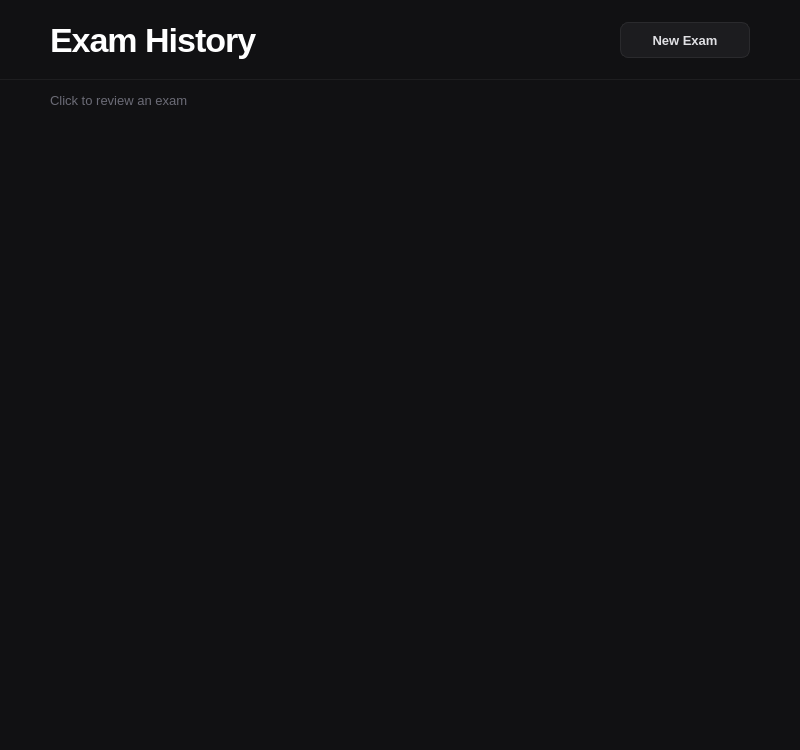
Before: the Qt Designer form src/ui/exam/history/history.ui in DIDimov24/Aethera, drawn with Qt 5.
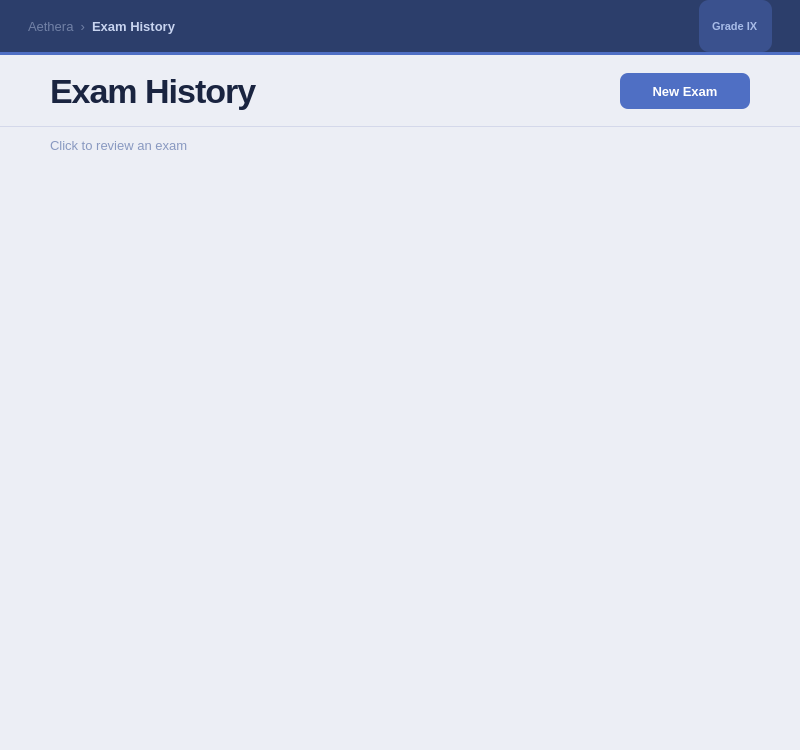
After: the same form once the commit is applied.

Commit message: Change color palette and fix ui bugs, close #26

What changed in the file:
```diff
--- a/src/ui/exam/history/history.ui
+++ b/src/ui/exam/history/history.ui
@@ -5,21 +5,26 @@
   <property name="geometry"><rect><x>0</x><y>0</y><width>800</width><height>750</height></rect></property>
   <property name="styleSheet">
    <string notr="true">
-QWidget#History { background-color: #111113; }
-QWidget#examHistoryHeader { background-color: #111113; border-bottom: 1px solid #1e1e20; }
-QLabel#labelExamHistoryTitle { color: #ffffff; font-size: 34px; font-weight: 700; letter-spacing: -1px; }
-QLabel#labelReviewHint { color: #6b6b76; font-size: 13px; }
+QWidget#History { background-color: #eceef5; }
+QWidget#topBar { background-color: #2c3e6b; }
+QLabel#labelTopBarPage { color: #c8d4f0; font-size: 13px; font-weight: 600; }
+QLabel#labelTopBarBreadcrumb { color: rgba(200,212,240,0.45); font-size: 13px; }
+QLabel#labelTopBarGrade { color: #a8bce8; font-size: 11px; font-weight: 600; background-color: rgba(79,111,196,0.4); border-radius: 10px; padding: 2px 10px; }
+QWidget#topBarLine { background-color: #4f6fc4; }
+QWidget#examHistoryHeader { background-color: #eceef5; border-bottom: 1px solid #d4d8ea; }
+QLabel#labelExamHistoryTitle { color: #1a2440; font-size: 34px; font-weight: 700; letter-spacing: -1px; }
+QLabel#labelReviewHint { color: #8898c0; font-size: 13px; }
 QPushButton#buttonNewExam {
-    background-color: #1c1c1f; color: #e0e0e4; font-size: 13px; font-weight: 600;
-    border: 1px solid #2a2a2d; border-radius: 8px; padding: 8px 18px;
+    background-color: #4f6fc4; color: #ffffff; font-size: 13px; font-weight: 600;
+    border: none; border-radius: 8px; padding: 8px 18px;
 }
-QPushButton#buttonNewExam:hover { background-color: #222224; border-color: #3a3a3e; color: #ffffff; }
-QPushButton#buttonNewExam:pressed { background-color: #2a2a2d; }
-QScrollArea { background-color: #111113; border: none; }
-QScrollBar:vertical { background: #111113; width: 8px; border-radius: 4px; }
-QScrollBar::handle:vertical { background: #2a2a2d; border-radius: 4px; min-height: 30px; }
+QPushButton#buttonNewExam:hover { background-color: #3a5aae; }
+QPushButton#buttonNewExam:pressed { background-color: #2c4890; }
+QScrollArea { background-color: #eceef5; border: none; }
+QScrollBar:vertical { background: #eceef5; width: 8px; border-radius: 4px; }
+QScrollBar::handle:vertical { background: #c0c8e0; border-radius: 4px; min-height: 30px; }
 QScrollBar::add-line:vertical, QScrollBar::sub-line:vertical { height: 0; }
-QWidget#scrollContents { background-color: #111113; }
+QWidget#scrollContents { background-color: #eceef5; }
    </string>
   </property>
   <layout class="QVBoxLayout" name="examHistoryMainLayout">
@@ -28,26 +33,39 @@
    <property name="topMargin"><number>0</number></property>
    <property name="rightMargin"><number>0</number></property>
    <property name="bottomMargin"><number>0</number></property>
+   <item>
+    <widget class="QWidget" name="topBar" native="true">
+     <property name="minimumSize"><size><width>0</width><height>52</height></size></property>
+     <property name="maximumSize"><size><width>16777215</width><height>52</height></size></property>
+     <layout class="QHBoxLayout" name="topBarLayout">
+      <property name="leftMargin"><number>28</number></property>
+      <property name="topMargin"><number>0</number></property>
+      <property name="rightMargin"><number>28</number></property>
+      <property name="bottomMargin"><number>0</number></property>
+      <item><widget class="QLabel" name="labelTopBarBreadcrumb"><property name="text"><string>Aethera  ›</string></property></widget></item>
+      <item><widget class="QLabel" name="labelTopBarPage"><property name="text"><string>Exam History</string></property></widget></item>
+      <item><spacer name="topBarSpacer"><property name="orientation"><enum>Qt::Orientation::Horizontal</enum></property><property name="sizeHint" stdset="0"><size><width>40</width><height>20</height></size></property></spacer></item>
+      <item><widget class="QLabel" name="labelTopBarGrade"><property name="text"><string>Grade IX</string></property></widget></item>
+     </layout>
+    </widget>
+   </item>
+   <item>
+    <widget class="QWidget" name="topBarLine" native="true">
+     <property name="minimumSize"><size><width>0</width><height>3</height></size></property>
+     <property name="maximumSize"><size><width>16777215</width><height>3</height></size></property>
+    </widget>
+   </item>
    <item>
     <widget class="QWidget" name="examHistoryHeader" native="true">
-     <property name="minimumSize"><size><width>0</width><height>80</height></size></property>
-     <property name="maximumSize"><size><width>16777215</width><height>80</height></size></property>
+     <property name="minimumSize"><size><width>0</width><height>72</height></size></property>
+     <property name="maximumSize"><size><width>16777215</width><height>72</height></size></property>
      <layout class="QHBoxLayout" name="examHistoryHeaderLayout">
       <property name="leftMargin"><number>50</number></property>
       <property name="topMargin"><number>0</number></property>
       <property name="rightMargin"><number>50</number></property>
       <property name="bottomMargin"><number>0</number></property>
-      <item>
-       <widget class="QLabel" name="labelExamHistoryTitle">
-        <property name="text"><string>Exam History</string></property>
-       </widget>
-      </item>
-      <item>
-       <spacer name="examHistoryHeaderSpacer">
-        <property name="orientation"><enum>Qt::Orientation::Horizontal</enum></property>
-        <property name="sizeHint" stdset="0"><size><width>40</width><height>20</height></size></property>
-       </spacer>
-      </item>
+      <item><widget class="QLabel" name="labelExamHistoryTitle"><property name="text"><string>Exam History</string></property></widget></item>
+      <item><spacer name="examHistoryHeaderSpacer"><property name="orientation"><enum>Qt::Orientation::Horizontal</enum></property><property name="sizeHint" stdset="0"><size><width>40</width><height>20</height></size></property></spacer></item>
       <item>
        <widget class="QPushButton" name="buttonNewExam">
         <property name="minimumSize"><size><width>130</width><height>36</height></size></property>
@@ -61,20 +79,11 @@
    <item>
     <layout class="QHBoxLayout" name="reviewHintLayout">
      <property name="leftMargin"><number>50</number></property>
-     <property name="topMargin"><number>10</number></property>
+     <property name="topMargin"><number>8</number></property>
      <property name="rightMargin"><number>50</number></property>
      <property name="bottomMargin"><number>0</number></property>
-     <item>
-      <widget class="QLabel" name="labelReviewHint">
-       <property name="text"><string>Click to review an exam</string></property>
-      </widget>
-     </item>
-     <item>
-      <spacer name="reviewHintSpacer">
-       <property name="orientation"><enum>Qt::Orientation::Horizontal</enum></property>
-       <property name="sizeHint" stdset="0"><size><width>40</width><height>20</height></size></property>
-      </spacer>
-     </item>
+     <item><widget class="QLabel" name="labelReviewHint"><property name="text"><string>Click to review an exam</string></property></widget></item>
+     <item><spacer name="reviewHintSpacer"><property name="orientation"><enum>Qt::Orientation::Horizontal</enum></property><property name="sizeHint" stdset="0"><size><width>40</width><height>20</height></size></property></spacer></item>
     </layout>
    </item>
    <item>
@@ -82,11 +91,11 @@
      <property name="widgetResizable"><bool>true</bool></property>
      <property name="frameShape"><enum>QFrame::Shape::NoFrame</enum></property>
      <widget class="QWidget" name="scrollContents">
-      <property name="geometry"><rect><x>0</x><y>0</y><width>800</width><height>680</height></rect></property>
+      <property name="geometry"><rect><x>0</x><y>0</y><width>800</width><height>600</height></rect></property>
       <layout class="QVBoxLayout" name="layoutExamHistoryContent">
        <property name="spacing"><number>10</number></property>
        <property name="leftMargin"><number>50</number></property>
-       <property name="topMargin"><number>20</number></property>
+       <property name="topMargin"><number>16</number></property>
        <property name="rightMargin"><number>50</number></property>
        <property name="bottomMargin"><number>30</number></property>
       </layout>
```
The commit also changes 22 other files.
